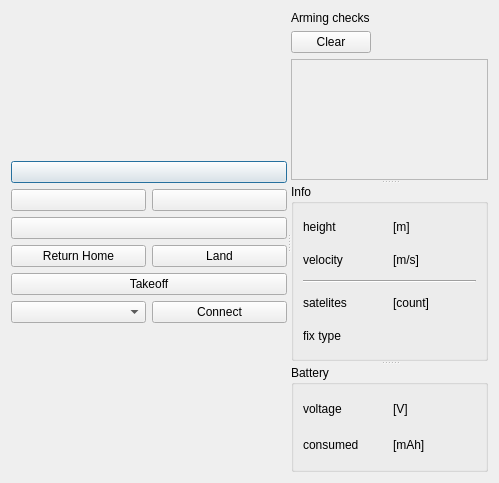
The window that ui/DroneControlDialog.ui (JF631/FLYJUMP) describes before a commit, drawn with Qt 5.
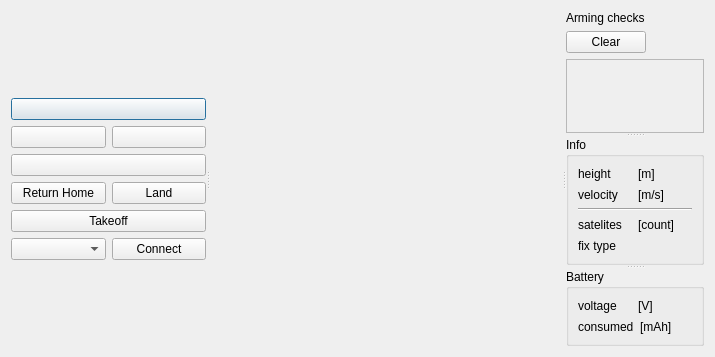
The same window after the commit. Icons and pictures are not drawn.

Commit message: adds livestream window

The edit to the form file:
```diff
--- a/ui/DroneControlDialog.ui
+++ b/ui/DroneControlDialog.ui
@@ -6,8 +6,8 @@
    <rect>
     <x>0</x>
     <y>0</y>
-    <width>499</width>
-    <height>483</height>
+    <width>715</width>
+    <height>357</height>
    </rect>
   </property>
   <property name="windowTitle">
@@ -19,7 +19,7 @@
      <property name="orientation">
       <enum>Qt::Horizontal</enum>
      </property>
-     <widget class="QWidget" name="">
+     <widget class="QWidget" name="layoutWidget">
       <layout class="QVBoxLayout" name="verticalLayout_2">
        <item>
         <spacer name="verticalSpacer">
@@ -158,6 +158,20 @@
        </item>
       </layout>
      </widget>
+     <widget class="QWidget" name="layoutWidget">
+      <layout class="QVBoxLayout" name="verticalLayout_6">
+       <item>
+        <widget class="QWidget" name="live_stream_widget" native="true">
+         <property name="minimumSize">
+          <size>
+           <width>300</width>
+           <height>150</height>
+          </size>
+         </property>
+        </widget>
+       </item>
+      </layout>
+     </widget>
      <widget class="QSplitter" name="splitter">
       <property name="orientation">
        <enum>Qt::Vertical</enum>
@@ -211,8 +225,8 @@
             <rect>
              <x>0</x>
              <y>0</y>
-             <width>189</width>
-             <height>111</height>
+             <width>127</width>
+             <height>65</height>
             </rect>
            </property>
            <layout class="QVBoxLayout" name="verticalLayout">
```
The commit also changes 2 other files.
